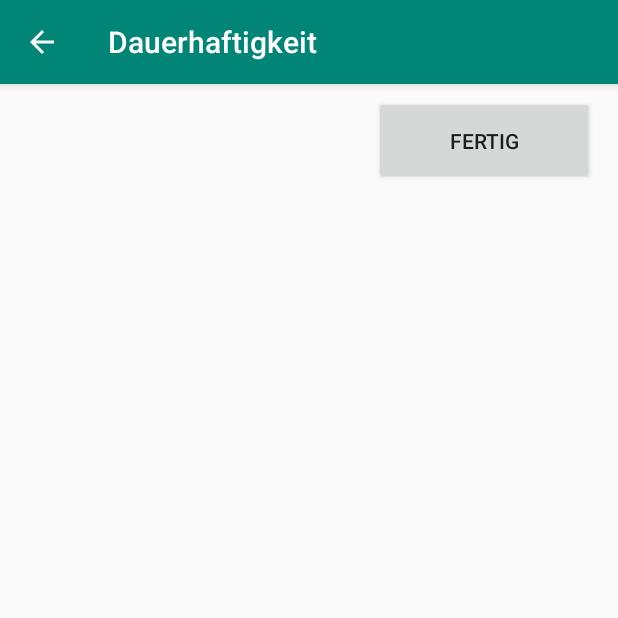
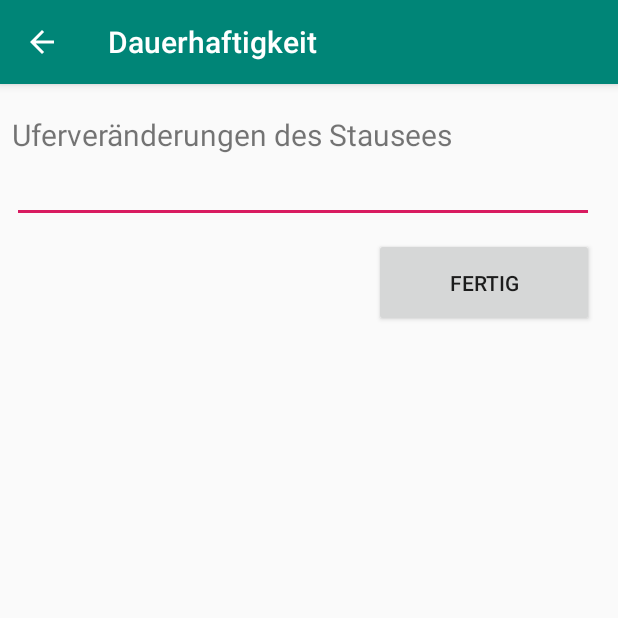
Before and after one commit to Baertig/ZASA, an Android app: the FragebogenDauerhaftigkeit screen opened directly, with no data from a screen before it, on a phone screen of 412 x 824 dp, the top half of it. Run offline under Robolectric (Android 15) with nearby library versions, the phone set to English and light mode, and no system bars.

Commit message:
+ Fragen Dauerhaftigkeit wip

```diff
--- a/app/src/main/res/layout/fragebogen_dauerhaftigkeit.xml
+++ b/app/src/main/res/layout/fragebogen_dauerhaftigkeit.xml
@@ -2,8 +2,8 @@
 <LinearLayout xmlns:android="http://schemas.android.com/apk/res/android"
     android:layout_width="match_parent"
     android:layout_height="match_parent"
+    android:layout_marginLeft="8dp"
     android:layout_marginTop="8dp"
-    android:layout_marginLeft="8dp"
     android:layout_marginRight="8dp"
     android:orientation="vertical">
 
@@ -17,15 +17,21 @@
             android:layout_height="match_parent"
             android:orientation="vertical">
 
+            <TextView
+                android:id="@+id/question_uferveraenderungen"
+                style="@style/question_textview"
+                android:text="Uferveränderungen des Stausees"/>
+
+            <EditText
+                android:id="@+id/answer_uferveraenderungen"
+                style="@style/question_edittext"
+                android:imeOptions="actionNext"
+                android:inputType="text"/>
+
             <Button
                 android:id="@+id/btn_dauerhaftigkeit_weiter"
-                android:layout_width="wrap_content"
-                android:layout_height="wrap_content"
-                android:layout_gravity="end"
-                android:layout_marginRight="@dimen/btn_weiter_margin_right"
+                style="@style/continue_button"
                 android:onClick="submitData"
-                android:paddingHorizontal="@dimen/btn_weiter_padding_horizontal"
-                android:paddingVertical="@dimen/btn_weiter_padding_vertical"
                 android:text="@string/btn_submit" />
 
         </LinearLayout>
```
